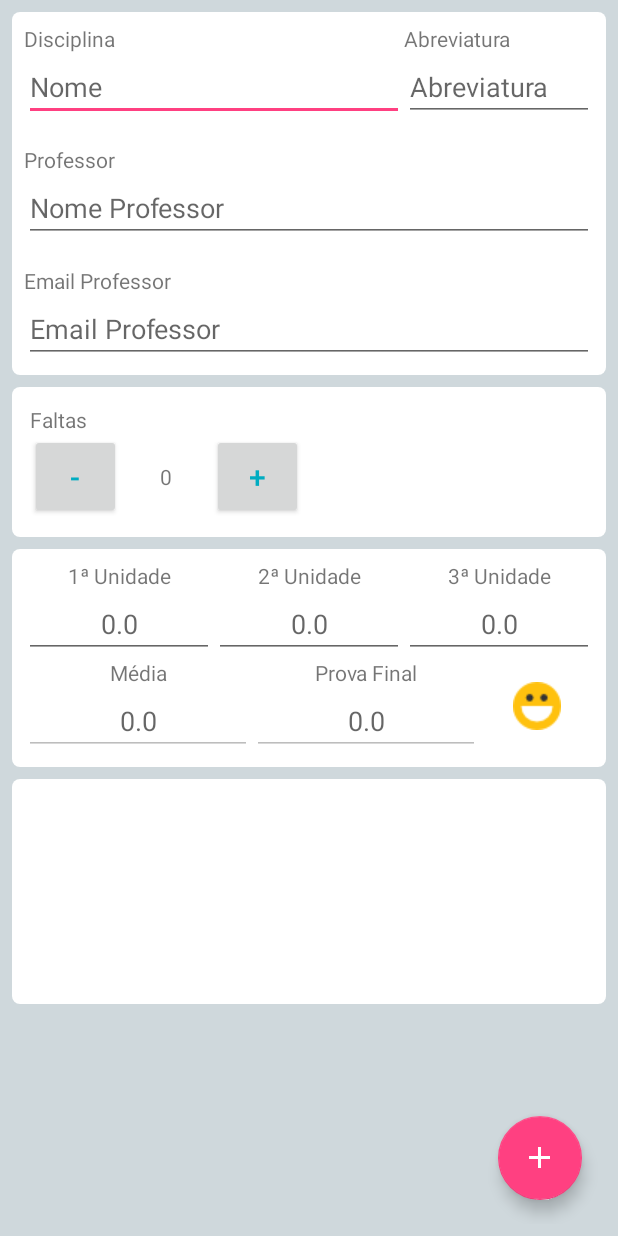
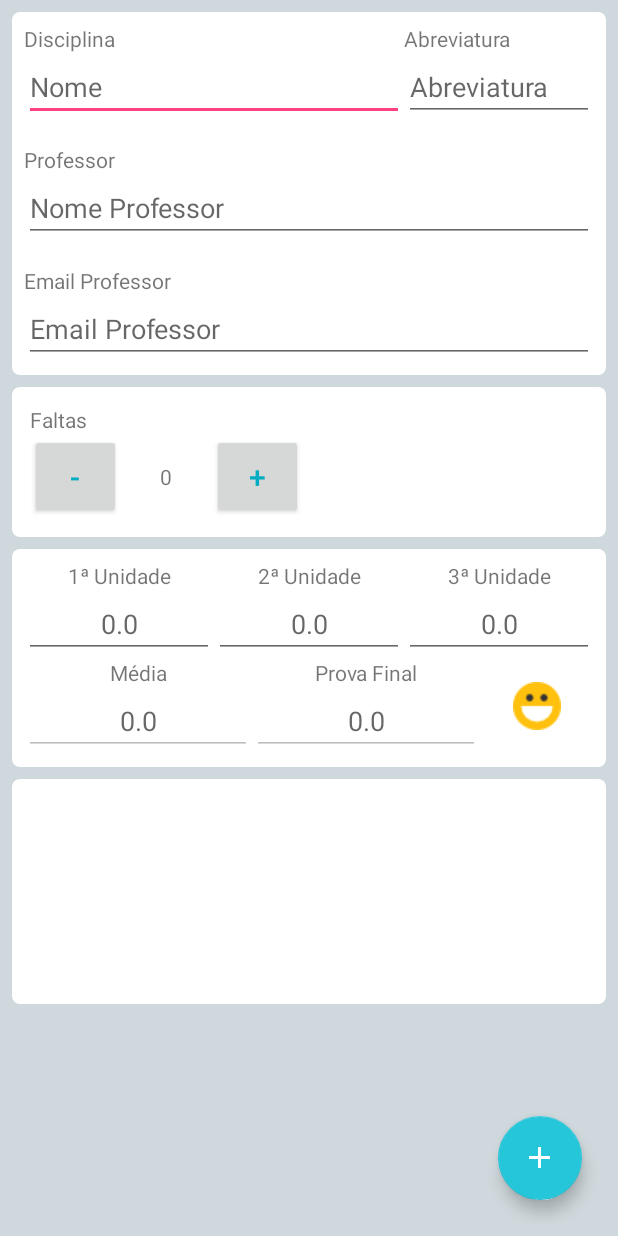
Before and after one commit to cassiomeira12/AlunoUESB, an Android app: the layout activity_disciplina.xml on its own in the app's theme, with its tools: preview values and no code run, on a phone screen of 412 x 824 dp. Run offline under Robolectric (Android 15) with nearby library versions, the phone set to English and light mode, and no system bars.

Commit message:
Alterando cor do Floating Button da tela de Disciplina
Ainda estava com a cor Rosa, agora esta na cor padrão dos Floating Buttons da aplicação (colorPrimary)

```diff
--- a/app/src/main/res/layout/activity_disciplina.xml
+++ b/app/src/main/res/layout/activity_disciplina.xml
@@ -371,6 +371,7 @@
         android:layout_margin="16dp"
         android:elevation="12dp"
         android:onClick="chamarTelaAdicionarHorario"
-        android:src="@drawable/ic_add_white_24dp" />
+        android:src="@drawable/ic_add_white_24dp"
+        app:backgroundTint="@color/colorPrimary" />
 
 </FrameLayout>
--- a/app/src/main/res/values/colors.xml
+++ b/app/src/main/res/values/colors.xml
@@ -1,6 +1,6 @@
 <?xml version="1.0" encoding="utf-8"?>
 <resources>
-    <color name="colorPrimary">#26C6DA</color>
+    <color name="colorPrimary">#26c6da</color>
     <color name="colorPrimaryDark">#00ACC1</color>
     <color name="colorAccent">#FF4081</color>
 
```
